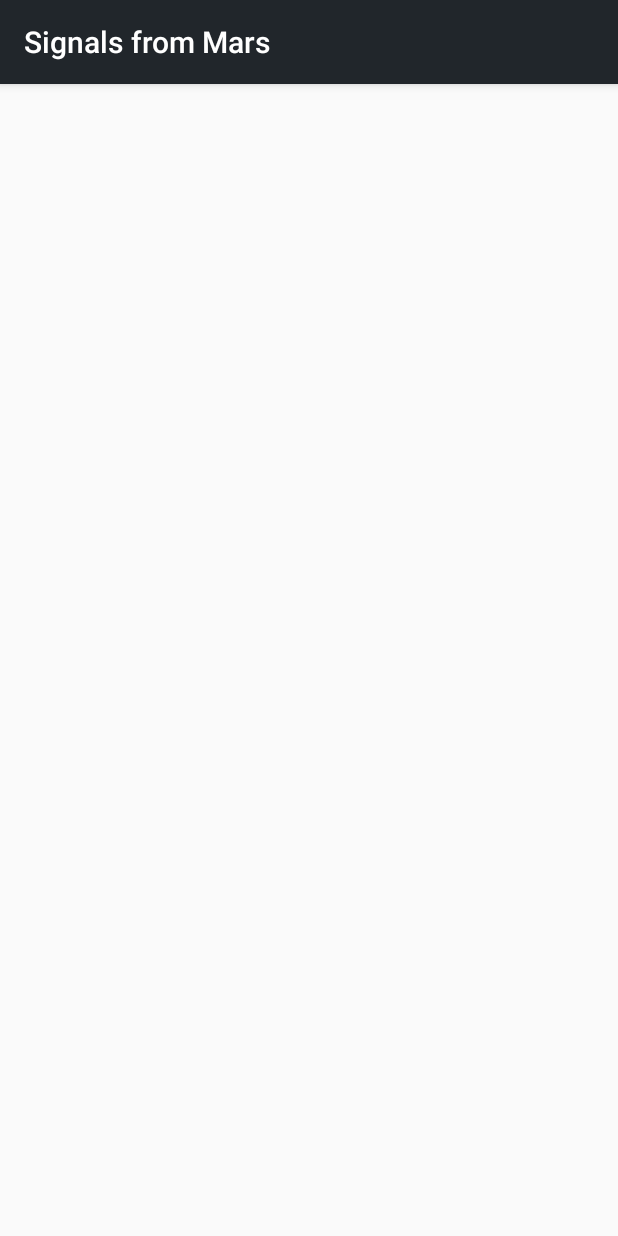
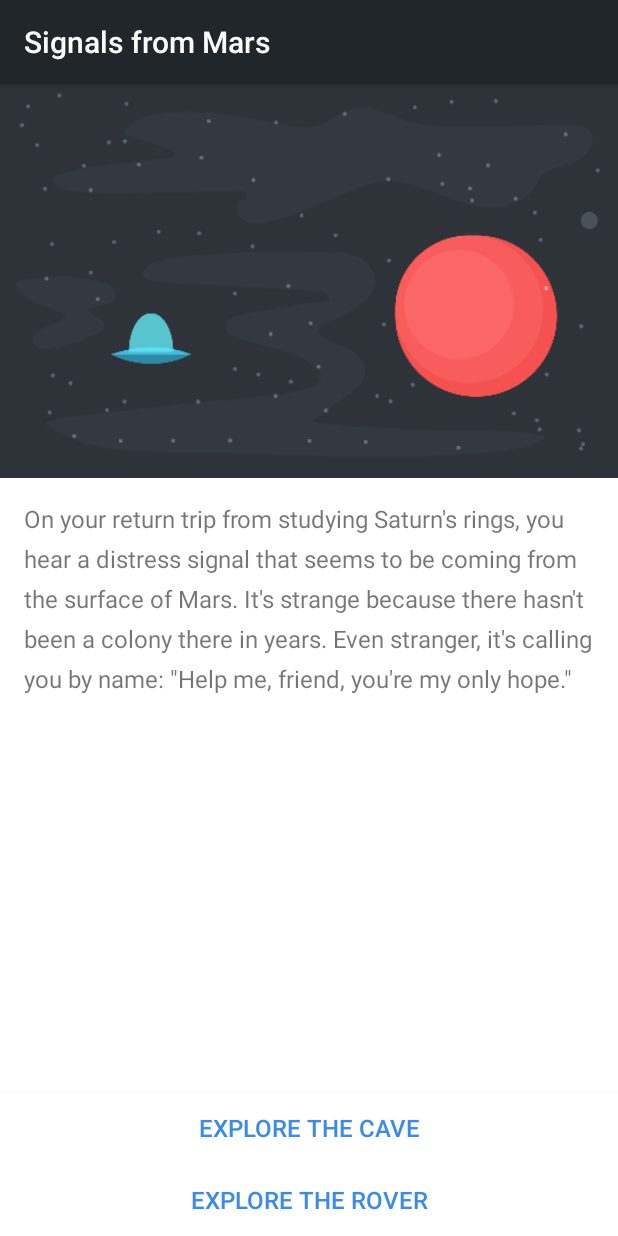
Before and after one commit to fahrican/interactive_story_app, an Android app: the screen it shows after launch (StoryActivity), after a tap on "START YOUR ADVENTURE", on a phone screen of 412 x 824 dp. Run offline under Robolectric (Android 15) with nearby library versions, the phone set to English and light mode, and no system bars.

Commit message:
added first page

```diff
--- a/app/src/main/AndroidManifest.xml
+++ b/app/src/main/AndroidManifest.xml
@@ -10,14 +10,14 @@
         android:roundIcon="@mipmap/ic_launcher_round"
         android:supportsRtl="true"
         android:theme="@style/AppTheme">
-        <activity android:name=".ui.MainActivity">
+        <activity android:name=".ui.MainActivity" android:screenOrientation="portrait">
             <intent-filter>
                 <action android:name="android.intent.action.MAIN" />
 
                 <category android:name="android.intent.category.LAUNCHER" />
             </intent-filter>
         </activity>
-        <activity android:name=".ui.StoryActivity">
+        <activity android:name=".ui.StoryActivity" android:screenOrientation="portrait">
             <meta-data
                 android:name="android.support.PARENT_ACTIVITY"
                 android:value="com.example.android.interactive_story_app.ui.MainActivity" />
--- a/app/src/main/java/com/example/android/interactive_story_app/model/Page.java
+++ b/app/src/main/java/com/example/android/interactive_story_app/model/Page.java
@@ -6,16 +6,18 @@ public class Page {
     private int textId;
     private Choice choice1;
     private Choice choice2;
-    private boolean isFinalPage;
+    private boolean isFinalPage = false;
 
     public Page(int imageId, int textId) {
+
         this.imageId = imageId;
         this.textId = textId;
         this.isFinalPage = true;
     }
 
     public Page(int imageId, int textId, Choice choice1, Choice choice2) {
-        imageId = imageId;
+
+        this.imageId = imageId;
         this.textId = textId;
         this.choice1 = choice1;
         this.choice2 = choice2;
@@ -34,7 +36,7 @@ public class Page {
     }
 
     public void setImageId(int imageId) {
-        imageId = imageId;
+        this.imageId = imageId;
     }
 
     public int getTextId() {
--- a/app/src/main/java/com/example/android/interactive_story_app/model/Story.java
+++ b/app/src/main/java/com/example/android/interactive_story_app/model/Story.java
@@ -7,6 +7,8 @@ public class Story {
     private Page[] pages;
 
     public Story(){
+
+        pages = new Page[7];
 
         pages[0] = new Page(R.drawable.page0,
                 R.string.page0,
@@ -38,4 +40,12 @@ public class Story {
 
         pages[6] = new Page(R.drawable.page6, R.string.page6);
     }
+
+    public Page getPage(int pageNumber) {
+
+        if (pageNumber >= pages.length) {
+            pageNumber = 0;
+        }
+        return pages[pageNumber];
+    }
 }
--- a/app/src/main/java/com/example/android/interactive_story_app/ui/StoryActivity.java
+++ b/app/src/main/java/com/example/android/interactive_story_app/ui/StoryActivity.java
@@ -1,26 +1,65 @@
 package com.example.android.interactive_story_app.ui;
 
 import android.content.Intent;
+import android.graphics.drawable.Drawable;
+import android.os.Bundle;
+import android.support.v4.content.ContextCompat;
 import android.support.v7.app.AppCompatActivity;
-import android.os.Bundle;
 import android.util.Log;
+import android.widget.Button;
+import android.widget.ImageView;
+import android.widget.TextView;
 
 import com.example.android.interactive_story_app.R;
+import com.example.android.interactive_story_app.model.Page;
+import com.example.android.interactive_story_app.model.Story;
 
 public class StoryActivity extends AppCompatActivity {
 
     public static final String LOG_TAG = StoryActivity.class.getSimpleName();
+
+    private String personName;
+    private Story story;
+    private ImageView storyImageView;
+    private TextView storyTextView;
+    private Button choice1Button;
+    private Button choice2Button;
 
     @Override
     protected void onCreate(Bundle savedInstanceState) {
         super.onCreate(savedInstanceState);
         setContentView(R.layout.activity_story);
 
+        storyImageView = (ImageView) findViewById(R.id.storyImageView);
+        storyTextView = (TextView)findViewById(R.id.storyTextView);
+        choice1Button = (Button)findViewById(R.id.choice1Button);
+        choice2Button = (Button)findViewById(R.id.choice2Button);
+
         Intent intent = getIntent();
-        String personName = intent.getStringExtra(getString(R.string.key_name));
+        personName = intent.getStringExtra(getString(R.string.key_name));
         if (personName == null || personName.isEmpty()) {
             personName = "friend";
         }
         Log.d(LOG_TAG, personName);
+
+        story = new Story();
+        loadPage(0);
+    }
+
+    private void loadPage(int pageNumber) {
+
+        Page page = story.getPage(pageNumber);
+        Log.d(LOG_TAG, "Until here it worked1");
+        Drawable image = ContextCompat.getDrawable(this, page.getImageId());
+        Log.d(LOG_TAG, "Until here it worked2");
+        storyImageView.setImageDrawable(image);
+
+        String pageText = getString(page.getTextId());
+        //add a name if text is included, otherwise nothing will be included
+        pageText = String.format(pageText, personName);
+
+        storyTextView.setText(pageText);
+        choice1Button.setText(page.getChoice1().getTextId());
+        choice2Button.setText(page.getChoice2().getTextId());
     }
 }
--- a/app/src/main/res/layout/activity_main.xml
+++ b/app/src/main/res/layout/activity_main.xml
@@ -22,8 +22,11 @@
         android:id="@+id/startButton"
         android:layout_width="0dp"
         android:layout_height="wrap_content"
+        android:background="@android:color/white"
         android:text="@string/start_button"
         android:textAllCaps="true"
+        android:textColor="#3A8AEC"
+        android:textSize="16sp"
         app:layout_constraintBottom_toBottomOf="parent"
         app:layout_constraintEnd_toEndOf="parent"
         app:layout_constraintStart_toStartOf="parent" />
--- a/app/src/main/res/layout/activity_story.xml
+++ b/app/src/main/res/layout/activity_story.xml
@@ -6,4 +6,65 @@
     android:layout_height="match_parent"
     tools:context="com.example.android.interactive_story_app.ui.StoryActivity">
 
+    <Button
+        android:id="@+id/choice2Button"
+        android:layout_width="0dp"
+        android:layout_height="wrap_content"
+        android:background="@android:color/white"
+        android:textColor="#3A8AEC"
+        android:textSize="16sp"
+        app:layout_constraintBottom_toBottomOf="parent"
+        app:layout_constraintEnd_toEndOf="parent"
+        app:layout_constraintStart_toStartOf="parent"
+        tools:text="@string/page0_choice2" />
+
+    <Button
+        android:id="@+id/choice1Button"
+        android:layout_width="0dp"
+        android:layout_height="wrap_content"
+        android:background="@android:color/white"
+        android:textColor="#3A8AEC"
+        android:textSize="16sp"
+        app:layout_constraintBottom_toTopOf="@+id/choice2Button"
+        app:layout_constraintEnd_toEndOf="parent"
+        app:layout_constraintHorizontal_bias="0.498"
+        app:layout_constraintStart_toStartOf="parent"
+        tools:text="@string/page0_choice1" />
+
+    <ScrollView
+        android:layout_width="0dp"
+        android:layout_height="0dp"
+        android:background="@android:color/white"
+        android:fillViewport="true"
+        app:layout_constraintBottom_toTopOf="@id/choice1Button"
+        app:layout_constraintLeft_toLeftOf="parent"
+        app:layout_constraintRight_toRightOf="parent"
+        app:layout_constraintTop_toTopOf="parent">
+
+        <LinearLayout
+            android:layout_width="match_parent"
+            android:layout_height="wrap_content"
+            android:orientation="vertical">
+
+            <ImageView
+                android:contentDescription="@string/story_image_content_description"
+                android:id="@+id/storyImageView"
+                android:layout_width="match_parent"
+                android:layout_height="wrap_content"
+                android:adjustViewBounds="true"
+                android:scaleType="fitXY"
+                tools:src="@drawable/page0" />
+
+            <TextView
+                android:id="@+id/storyTextView"
+                android:layout_width="match_parent"
+                android:layout_height="wrap_content"
+                android:layout_marginEnd="16dp"
+                android:layout_marginStart="16dp"
+                android:layout_marginTop="16dp"
+                android:lineSpacingExtra="8sp"
+                android:textSize="16sp"
+                tools:text="@string/page0" />
+        </LinearLayout>
+    </ScrollView>
 </android.support.constraint.ConstraintLayout>
--- a/app/src/main/res/values/strings.xml
+++ b/app/src/main/res/values/strings.xml
@@ -28,5 +28,6 @@
     <string name="page5">After a long walk slightly uphill, you end up at the top of a small crater. You look around, and are overjoyed to see your favorite android, %1$s-S1124. It had been lost on a previous mission to Mars! You take it back to your ship and fly back to Earth.</string>
 
     <string name="page6">You arrive home on Earth. While your mission was a success, you forever wonder what was sending that signal. Perhaps a future mission will be able to investigate…</string>
+    <string name="story_image_content_description">Story page image</string>
 
 </resources>
```
